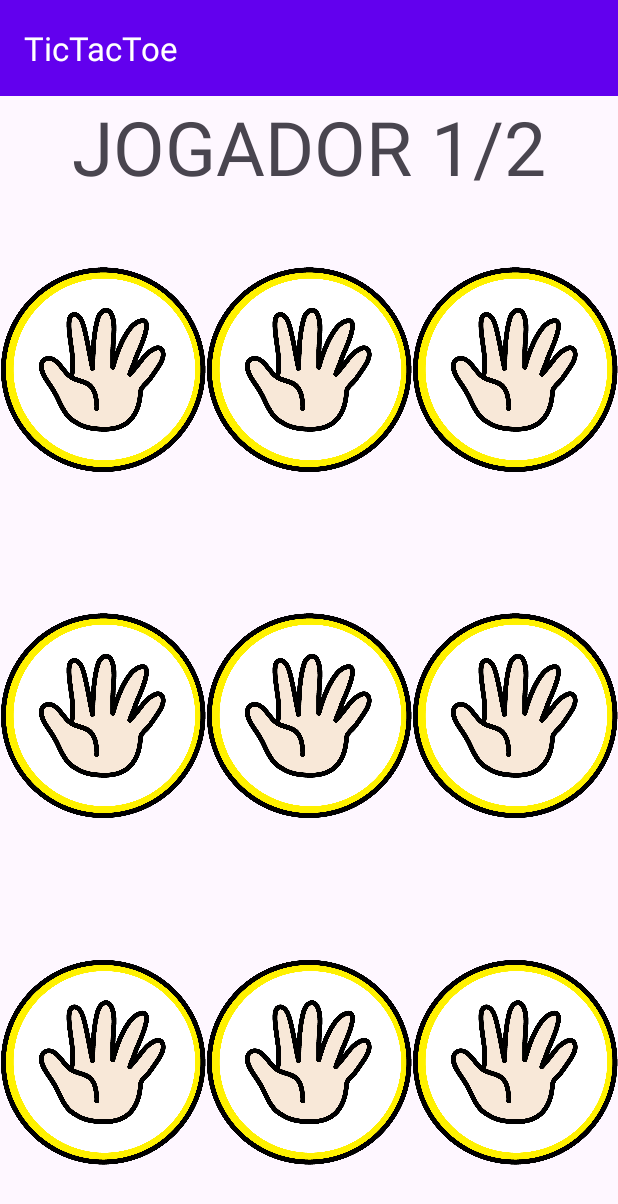
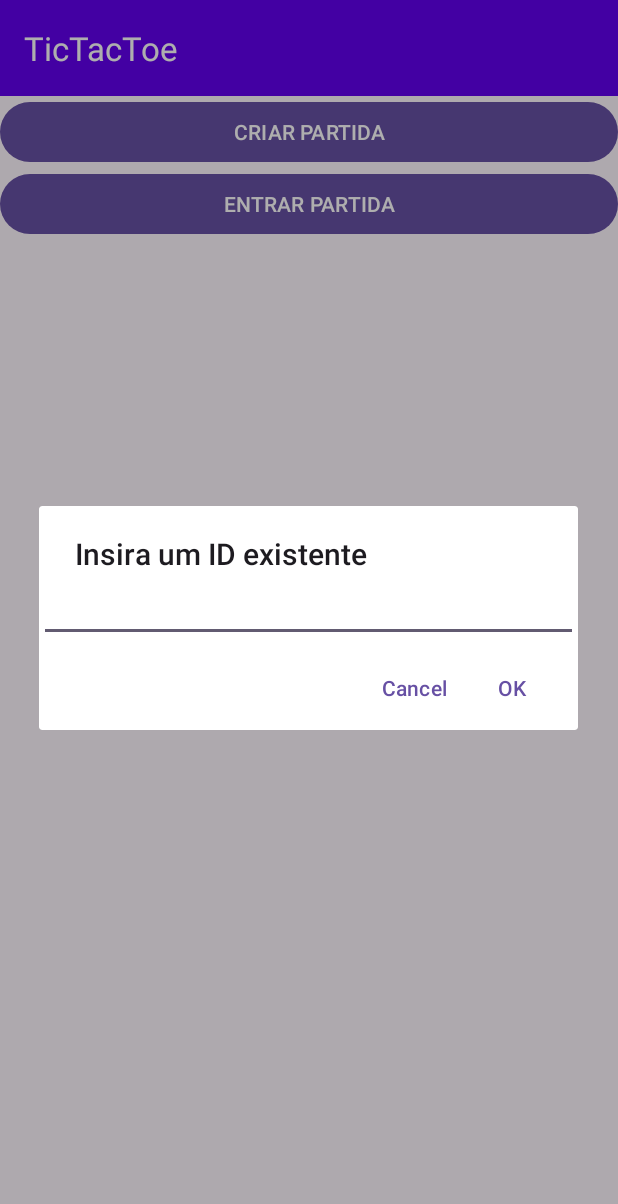
Before and after one commit to MuriloMPodenciano/TicTacToe, an Android app: the screen it shows after launch (JogoActivity before the commit, MainActivity after it), after a tap on "ENTRAR PARTIDA", on a phone screen of 412 x 824 dp. Shown: the top 1204 px of the screen. Run offline under Robolectric (Android 15) with nearby library versions, the light colour scheme and no system bars.

Commit message:
feat: created logic for entrar button

```diff
--- a/app/src/main/java/com/example/tictactoe/MainActivity.kt
+++ b/app/src/main/java/com/example/tictactoe/MainActivity.kt
@@ -1,7 +1,10 @@
 package com.example.tictactoe
 
+import android.content.DialogInterface
 import android.content.Intent
 import android.os.Bundle
+import android.text.InputType
+import android.widget.EditText
 import androidx.appcompat.app.AlertDialog
 import androidx.appcompat.app.AppCompatActivity
 import com.example.tictactoe.Constant.EXTRA_JOGO
@@ -36,16 +39,29 @@ class MainActivity : AppCompatActivity() {
         }
 
         amb.entrarBt.setOnClickListener {
-            val intent = Intent(this, JogoActivity::class.java)
-
             val builder: AlertDialog.Builder = AlertDialog.Builder(this)
             builder.setTitle("Insira um ID existente")
 
-            val resultIntent = Intent()
-            resultIntent.putExtra(EXTRA_JOGO, id)
-            setResult(RESULT_OK, resultIntent)
+            val input = EditText(this)
 
-            startActivity(intent)
+            input.inputType =
+                InputType.TYPE_CLASS_TEXT
+            builder.setView(input)
+
+            builder.setPositiveButton("OK",
+                DialogInterface.OnClickListener { dialog, which ->
+                    val intent = Intent(this, JogoActivity::class.java)
+
+                    val resultIntent = Intent()
+                    resultIntent.putExtra(EXTRA_JOGO, input.text.toString())
+                    setResult(RESULT_OK, resultIntent)
+
+                    startActivity(intent)
+                })
+            builder.setNegativeButton("Cancel",
+                DialogInterface.OnClickListener { dialog, which -> dialog.cancel() })
+
+            builder.show()
         }
     }
 }
```
